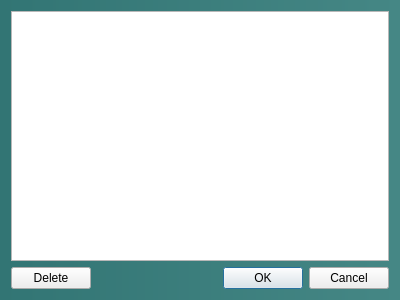
Old version of the form iSpecIDApp/projectselectiondialog.ui in the repository lmpn/iSpecID.
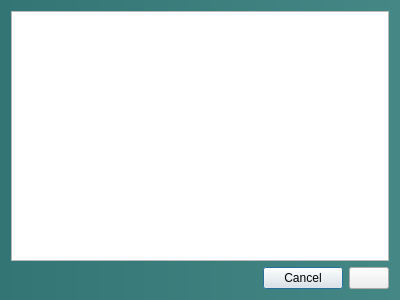
New version of the form.

```diff
--- a/iSpecIDApp/projectselectiondialog.ui
+++ b/iSpecIDApp/projectselectiondialog.ui
@@ -35,22 +35,29 @@
    <item>
     <layout class="QHBoxLayout" name="horizontalLayout">
      <item>
-      <widget class="QPushButton" name="deleteButton">
-       <property name="text">
-        <string>Delete</string>
-       </property>
-      </widget>
-     </item>
-     <item>
-      <widget class="QDialogButtonBox" name="buttonBox">
-       <property name="styleSheet">
-        <string notr="true"/>
-       </property>
+      <spacer name="horizontalSpacer">
        <property name="orientation">
         <enum>Qt::Horizontal</enum>
        </property>
-       <property name="standardButtons">
-        <set>QDialogButtonBox::Cancel|QDialogButtonBox::Ok</set>
+       <property name="sizeHint" stdset="0">
+        <size>
+         <width>40</width>
+         <height>20</height>
+        </size>
+       </property>
+      </spacer>
+     </item>
+     <item>
+      <widget class="QPushButton" name="cancelButton">
+       <property name="text">
+        <string>Cancel</string>
+       </property>
+      </widget>
+     </item>
+     <item>
+      <widget class="QPushButton" name="actionButton">
+       <property name="text">
+        <string/>
        </property>
       </widget>
      </item>
```
Left out of the diff: 40 changed lines with no effect on the pictures.
